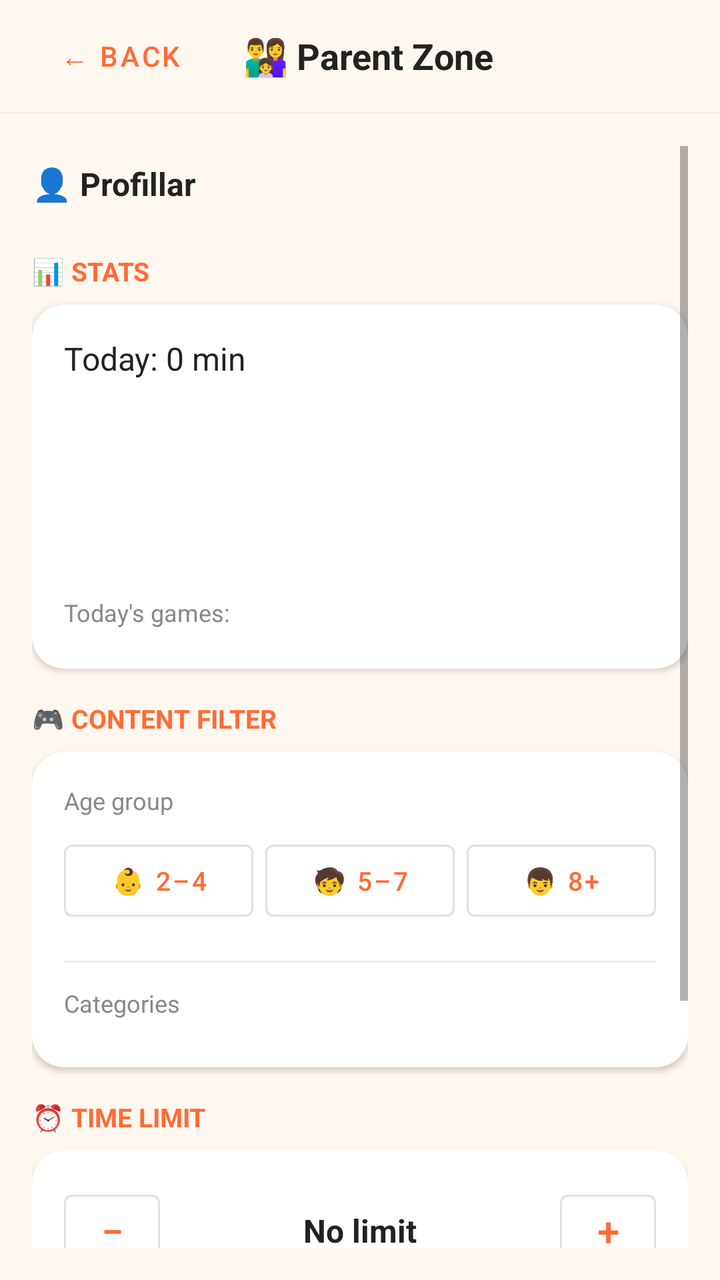
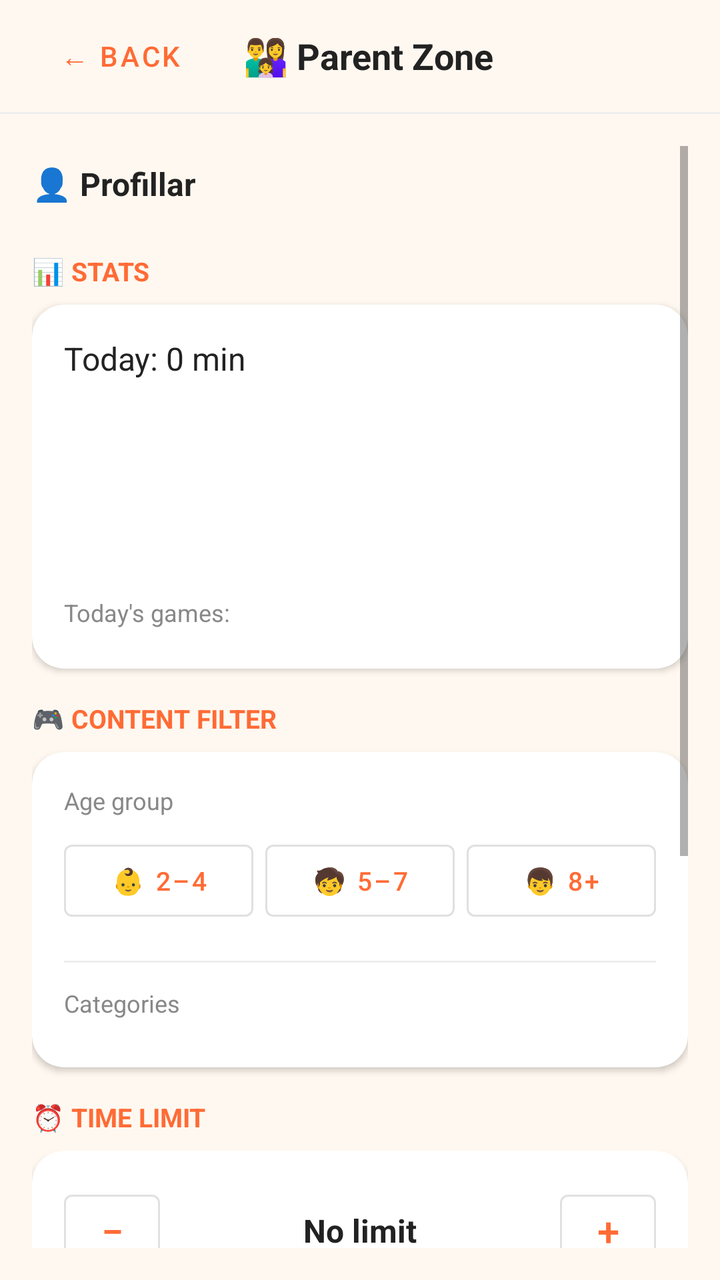

An Android layout rendered at two revisions. The XML below is the earlier revision; the diff shows what the commit changed to produce the second picture.
<!-- AndroidManifest.xml: activity theme Theme.KidZone -->
<!-- res/layout/activity_parental_dashboard.xml -->
<?xml version="1.0" encoding="utf-8"?>
<LinearLayout xmlns:android="http://schemas.android.com/apk/res/android"
    xmlns:app="http://schemas.android.com/apk/res-auto"
    android:layout_width="match_parent"
    android:layout_height="match_parent"
    android:orientation="vertical"
    android:background="#FFF8F0">

    
    <LinearLayout
        android:layout_width="match_parent"
        android:layout_height="56dp"
        android:orientation="horizontal"
        android:gravity="center_vertical"
        android:paddingHorizontal="16dp"
        android:background="#FFF8F0">

        <com.google.android.material.button.MaterialButton
            android:id="@+id/pd_back"
            style="@style/Widget.MaterialComponents.Button.TextButton"
            android:layout_width="wrap_content"
            android:layout_height="wrap_content"
            android:text="← Back"
            android:textColor="#FF6B35"/>

        <TextView
            android:layout_width="0dp"
            android:layout_height="wrap_content"
            android:layout_weight="1"
            android:text="@string/pd_title"
            android:textSize="18sp"
            android:textStyle="bold"
            android:textColor="#222222"
            android:gravity="center"/>

        <Space android:layout_width="80dp" android:layout_height="1dp"/>
    </LinearLayout>

    <View android:layout_width="match_parent" android:layout_height="1dp" android:background="#EEEEEE"/>

    <ScrollView
        android:layout_width="match_parent"
        android:layout_height="0dp"
        android:layout_weight="1"
        android:padding="16dp"
        android:fillViewport="true">

        <LinearLayout
            android:layout_width="match_parent"
            android:layout_height="wrap_content"
            android:orientation="vertical">

            
            <TextView
                android:layout_width="match_parent"
                android:layout_height="wrap_content"
                android:text="👤 Profillar"
                android:textSize="16sp"
                android:textStyle="bold"
                android:textColor="#222222"
                android:layout_marginTop="8dp"
                android:layout_marginBottom="8dp"/>

            <LinearLayout
                android:id="@+id/pd_profiles"
                android:layout_width="match_parent"
                android:layout_height="wrap_content"
                android:orientation="vertical"
                android:layout_marginBottom="16dp">
            </LinearLayout>

            
            <TextView
                android:layout_width="wrap_content" android:layout_height="wrap_content"
                android:text="@string/pd_stats_header"
                android:textSize="13sp" android:textStyle="bold"
                android:textColor="#FF6B35" android:layout_marginBottom="8dp"/>

            <androidx.cardview.widget.CardView
                android:layout_width="match_parent" android:layout_height="wrap_content"
                app:cardCornerRadius="16dp" app:cardElevation="2dp"
                android:layout_marginBottom="16dp">
                <LinearLayout
                    android:layout_width="match_parent" android:layout_height="wrap_content"
                    android:orientation="vertical" android:padding="16dp">

                    <TextView
                        android:id="@+id/pd_today_minutes"
                        android:layout_width="wrap_content" android:layout_height="wrap_content"
                        android:text="Today: 0 min"
                        android:textSize="16sp" android:textColor="#222222"
                        android:layout_marginBottom="12dp"/>

                    <LinearLayout
                        android:id="@+id/pd_chart"
                        android:layout_width="match_parent" android:layout_height="80dp"
                        android:orientation="horizontal" android:gravity="bottom"
                        android:layout_marginBottom="4dp"/>

                    <LinearLayout
                        android:id="@+id/pd_chart_labels"
                        android:layout_width="match_parent" android:layout_height="wrap_content"
                        android:orientation="horizontal"
                        android:layout_marginBottom="12dp"/>

                    <TextView
                        android:layout_width="wrap_content" android:layout_height="wrap_content"
                        android:text="Today\'s games:"
                        android:textSize="12sp" android:textColor="#888888"
                        android:layout_marginBottom="4dp"/>

                    <HorizontalScrollView
                        android:layout_width="match_parent" android:layout_height="wrap_content">
                        <LinearLayout
                            android:id="@+id/pd_games_row"
                            android:layout_width="wrap_content" android:layout_height="wrap_content"
                            android:orientation="horizontal"/>
                    </HorizontalScrollView>

                </LinearLayout>
            </androidx.cardview.widget.CardView>

            
            <TextView
                android:layout_width="wrap_content" android:layout_height="wrap_content"
                android:text="@string/pd_content_header"
                android:textSize="13sp" android:textStyle="bold"
                android:textColor="#FF6B35" android:layout_marginBottom="8dp"/>

            <androidx.cardview.widget.CardView
                android:layout_width="match_parent" android:layout_height="wrap_content"
                app:cardCornerRadius="16dp" app:cardElevation="2dp"
                android:layout_marginBottom="16dp">
                <LinearLayout
                    android:layout_width="match_parent" android:layout_height="wrap_content"
                    android:orientation="vertical" android:padding="16dp">

                    <TextView
                        android:layout_width="wrap_content" android:layout_height="wrap_content"
                        android:text="Age group"
                        android:textSize="12sp" android:textColor="#888888"
                        android:layout_marginBottom="8dp"/>

                    <LinearLayout
                        android:layout_width="match_parent" android:layout_height="wrap_content"
                        android:orientation="horizontal" android:layout_marginBottom="16dp">
                        <com.google.android.material.button.MaterialButton
                            android:id="@+id/pd_age_24"
                            style="@style/Widget.MaterialComponents.Button.OutlinedButton"
                            android:layout_width="0dp" android:layout_height="48dp"
                            android:layout_weight="1" android:text="👶 2–4"
                            android:textSize="13sp" android:layout_marginEnd="4dp"/>
                        <com.google.android.material.button.MaterialButton
                            android:id="@+id/pd_age_57"
                            style="@style/Widget.MaterialComponents.Button.OutlinedButton"
                            android:layout_width="0dp" android:layout_height="48dp"
                            android:layout_weight="1" android:text="🧒 5–7"
                            android:textSize="13sp" android:layout_marginHorizontal="2dp"/>
                        <com.google.android.material.button.MaterialButton
                            android:id="@+id/pd_age_8plus"
                            style="@style/Widget.MaterialComponents.Button.OutlinedButton"
                            android:layout_width="0dp" android:layout_height="48dp"
                            android:layout_weight="1" android:text="👦 8+"
                            android:textSize="13sp" android:layout_marginStart="4dp"/>
                    </LinearLayout>

                    <View android:layout_width="match_parent" android:layout_height="1dp"
                        android:background="#EEEEEE" android:layout_marginBottom="12dp"/>

                    <TextView
                        android:layout_width="wrap_content" android:layout_height="wrap_content"
                        android:text="Categories"
                        android:textSize="12sp" android:textColor="#888888"
                        android:layout_marginBottom="8dp"/>

                    <LinearLayout
                        android:id="@+id/pd_categories"
                        android:layout_width="match_parent" android:layout_height="wrap_content"
                        android:orientation="vertical"/>

                </LinearLayout>
            </androidx.cardview.widget.CardView>

            
            <TextView
                android:layout_width="wrap_content" android:layout_height="wrap_content"
                android:text="@string/pd_limit_header"
                android:textSize="13sp" android:textStyle="bold"
                android:textColor="#FF6B35" android:layout_marginBottom="8dp"/>

            <androidx.cardview.widget.CardView
                android:layout_width="match_parent" android:layout_height="wrap_content"
                app:cardCornerRadius="16dp" app:cardElevation="2dp"
                android:layout_marginBottom="16dp">
                <LinearLayout
                    android:layout_width="match_parent" android:layout_height="wrap_content"
                    android:orientation="horizontal" android:gravity="center_vertical"
                    android:padding="16dp">

                    <com.google.android.material.button.MaterialButton
                        android:id="@+id/pd_limit_minus"
                        style="@style/Widget.MaterialComponents.Button.OutlinedButton"
                        android:layout_width="48dp" android:layout_height="48dp"
                        android:text="−" android:textSize="20sp" android:padding="0dp"/>

                    <TextView
                        android:id="@+id/pd_limit_val"
                        android:layout_width="0dp" android:layout_height="wrap_content"
                        android:layout_weight="1" android:text="@string/pd_no_limit"
                        android:textSize="16sp" android:textStyle="bold"
                        android:textColor="#222222" android:gravity="center"/>

                    <com.google.android.material.button.MaterialButton
                        android:id="@+id/pd_limit_plus"
                        style="@style/Widget.MaterialComponents.Button.OutlinedButton"
                        android:layout_width="48dp" android:layout_height="48dp"
                        android:text="+" android:textSize="20sp" android:padding="0dp"/>

                </LinearLayout>
            </androidx.cardview.widget.CardView>

            
            <TextView
                android:layout_width="wrap_content" android:layout_height="wrap_content"
                android:text="@string/pd_security_header"
                android:textSize="13sp" android:textStyle="bold"
                android:textColor="#FF6B35" android:layout_marginBottom="8dp"/>

            <androidx.cardview.widget.CardView
                android:layout_width="match_parent" android:layout_height="wrap_content"
                app:cardCornerRadius="16dp" app:cardElevation="2dp"
                android:layout_marginBottom="32dp">
                <LinearLayout
                    android:layout_width="match_parent" android:layout_height="wrap_content"
                    android:padding="16dp">
                    <com.google.android.material.button.MaterialButton
                        android:id="@+id/pd_change_pin"
                        android:layout_width="match_parent" android:layout_height="48dp"
                        android:text="@string/pd_set_pin"
                        android:backgroundTint="#FF6B35"/>
                </LinearLayout>
            </androidx.cardview.widget.CardView>

        </LinearLayout>
    </ScrollView>

</LinearLayout>
<!-- resources referenced by this layout -->
<resources>
  <string name="pd_content_header">🎮 CONTENT FILTER</string>
  <string name="pd_limit_header">⏰ TIME LIMIT</string>
  <string name="pd_no_limit">No limit</string>
  <string name="pd_security_header">🔒 SECURITY</string>
  <string name="pd_set_pin">Set PIN</string>
  <string name="pd_stats_header">📊 STATS</string>
  <string name="pd_title">👨‍👩‍👧 Parent Zone</string>
  <style name="Theme.KidZone" parent="Theme.MaterialComponents.DayNight.NoActionBar">
          <item name="colorPrimary">#FF6B35</item>
          <item name="colorPrimaryVariant">#E55A25</item>
          <item name="colorOnPrimary">#FFFFFF</item>
          <item name="colorSecondary">#FF9F1C</item>
          <item name="colorOnSecondary">#FFFFFF</item>
          <item name="android:statusBarColor">#FF6B35</item>
          <item name="android:navigationBarColor">#080818</item>
          <item name="android:windowBackground">#FF6B35</item>
          <item name="android:windowFullscreen">true</item>
      </style>
</resources>

<!-- the commit's change to res/layout/activity_parental_dashboard.xml (unified diff, before → after) -->
@@ -229,7 +229,7 @@
             <androidx.cardview.widget.CardView
                 android:layout_width="match_parent" android:layout_height="wrap_content"
                 app:cardCornerRadius="16dp" app:cardElevation="2dp"
-                android:layout_marginBottom="32dp">
+                android:layout_marginBottom="16dp">
                 <LinearLayout
                     android:layout_width="match_parent" android:layout_height="wrap_content"
                     android:padding="16dp">
@@ -241,6 +241,46 @@
                 </LinearLayout>
             </androidx.cardview.widget.CardView>
 
+            
+            <TextView
+                android:id="@+id/pd_cloud_header"
+                android:layout_width="wrap_content" android:layout_height="wrap_content"
+                android:text="@string/pd_cloud_header"
+                android:textSize="13sp" android:textStyle="bold"
+                android:textColor="#FF6B35" android:layout_marginBottom="8dp"/>
+
+            <androidx.cardview.widget.CardView
+                android:id="@+id/pd_cloud_card"
+                android:layout_width="match_parent" android:layout_height="wrap_content"
+                app:cardCornerRadius="16dp" app:cardElevation="2dp"
+                android:layout_marginBottom="32dp">
+                <LinearLayout
+                    android:layout_width="match_parent" android:layout_height="wrap_content"
+                    android:orientation="vertical" android:padding="16dp">
+
+                    <TextView
+                        android:id="@+id/pd_cloud_status"
+                        android:layout_width="match_parent" android:layout_height="wrap_content"
+                        android:text="@string/pd_cloud_signin"
+                        android:textSize="14sp" android:textColor="#222222"
+                        android:layout_marginBottom="12dp"/>
+
+                    <com.google.android.material.button.MaterialButton
+                        android:id="@+id/pd_cloud_signin_btn"
+                        android:layout_width="match_parent" android:layout_height="48dp"
+                        android:text="@string/pd_cloud_signin"
+                        android:backgroundTint="#FF6B35"/>
+
+                    <com.google.android.material.button.MaterialButton
+                        android:id="@+id/pd_cloud_signout_btn"
+                        style="@style/Widget.MaterialComponents.Button.OutlinedButton"
+                        android:layout_width="match_parent" android:layout_height="48dp"
+                        android:text="@string/pd_cloud_signout"
+                        android:visibility="gone"/>
+
+                </LinearLayout>
+            </androidx.cardview.widget.CardView>
+
         </LinearLayout>
     </ScrollView>
 
<!-- resource entries referenced after the edit -->
@@ -1,5 +1,8 @@
 <!-- resources referenced by this layout -->
 <resources>
+  <string name="pd_cloud_header">☁️ CLOUD BACKUP</string>
+  <string name="pd_cloud_signin">Sign in to sync</string>
+  <string name="pd_cloud_signout">Sign out</string>
   <string name="pd_content_header">🎮 CONTENT FILTER</string>
   <string name="pd_limit_header">⏰ TIME LIMIT</string>
   <string name="pd_no_limit">No limit</string>
